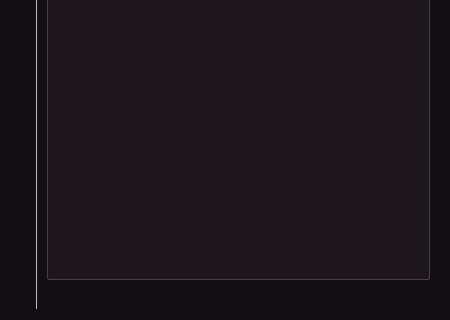
Old version of the form core/qt5/Main.ui in the repository VainlyStrain/Vailyn; both pictures show x 0 to 450 and y 280 to 600 of the 450 by 600 pixel window.
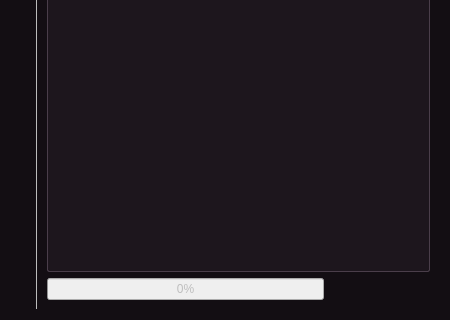
New version of the form. The open tabs and pages were chosen to show the change. Icons and pictures are not drawn.

Commit message: QoL improvement & prepare progressbar GUI

What changed in the file:
```diff
--- a/core/qt5/Main.ui
+++ b/core/qt5/Main.ui
@@ -1669,11 +1669,31 @@
              </layout>
             </item>
             <item>
+             <layout class="QHBoxLayout" name="horizontalLayout">
+              <item>
+               <widget class="QProgressBar" name="progressBar">
+                <property name="enabled">
+                 <bool>false</bool>
+                </property>
+                <property name="value">
+                 <number>0</number>
+                </property>
+               </widget>
+              </item>
+              <item>
              <widget class="QLabel" name="timeLabel">
+                <property name="minimumSize">
+                 <size>
+                  <width>100</width>
+                  <height>0</height>
+                 </size>
+                </property>
               <property name="text">
                <string/>
               </property>
              </widget>
+              </item>
+             </layout>
             </item>
            </layout>
           </widget>
```
Lines whose indentation alone changed are shown as unchanged. The commit also changes 1 other file.
